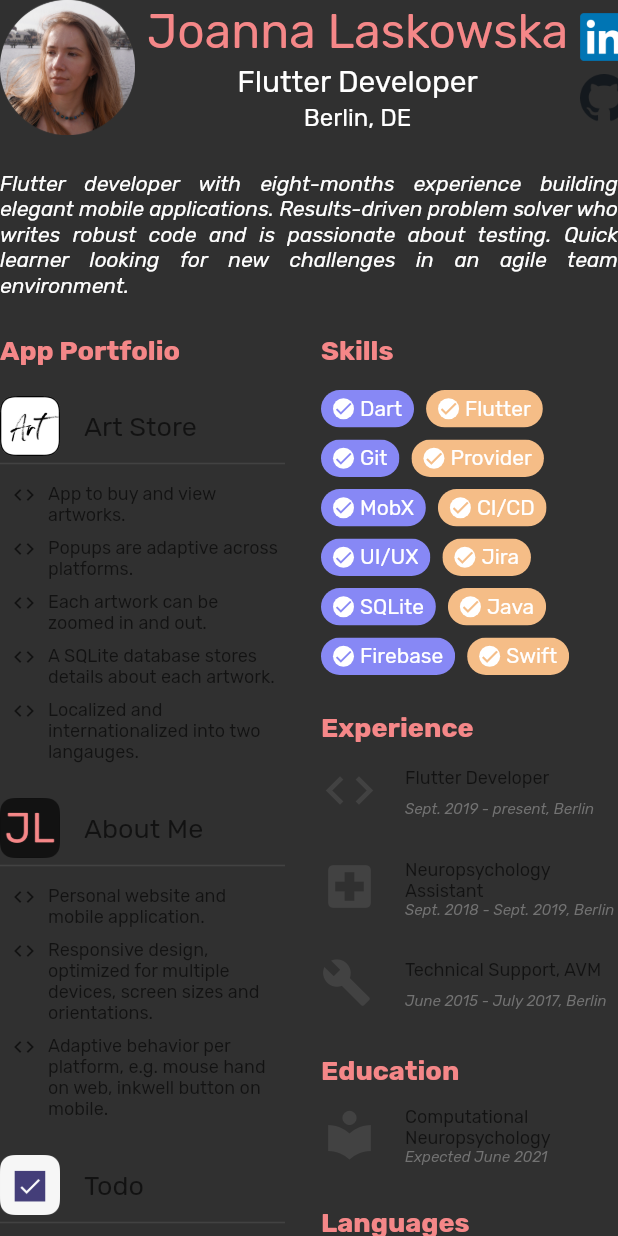
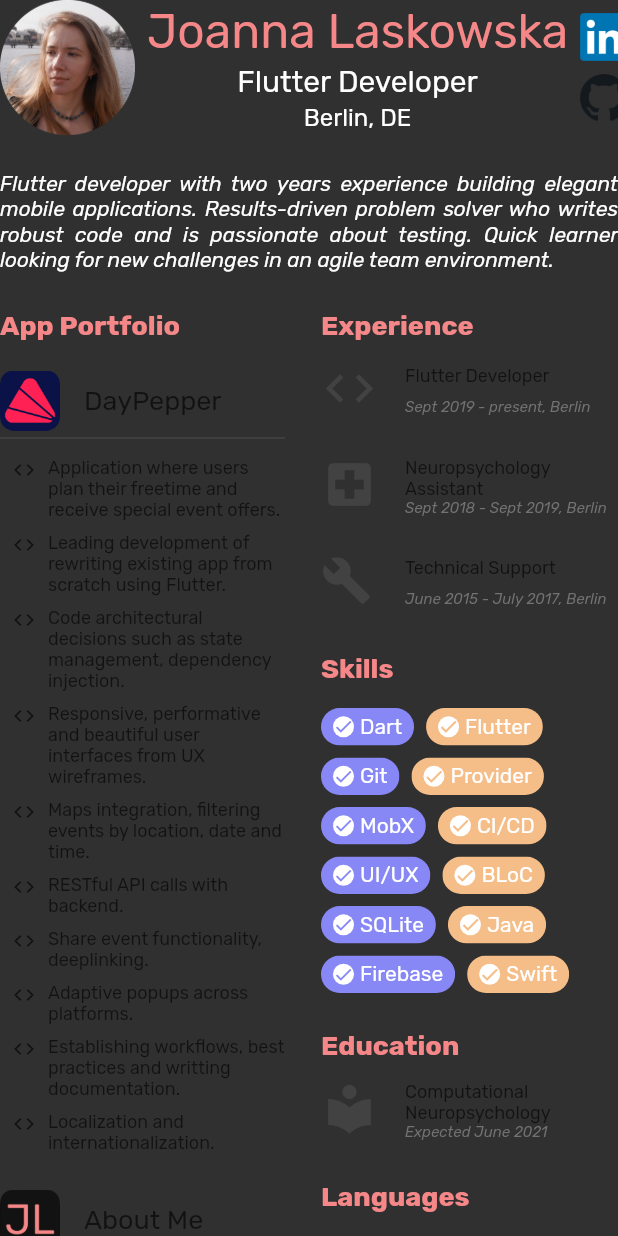
Before and after one commit to jlaskowska/about_me, a Flutter app: the _LandscapeContent widget shown alone on an empty page, opened directly, on a phone screen of 412 x 824 dp. Run offline on Flutter 3.47's test engine with Material 2 defaults, Android fonts, the phone set to English and light mode, and no system bars; missing offline and left inert: universal_html.

Commit message:
Feature/updated work experience (#13)
Updated resume.

```diff
--- a/lib/config/resume_settings.dart
+++ b/lib/config/resume_settings.dart
@@ -1,8 +1,10 @@
+import 'package:about_me/models/portfolio_experience_model.dart';
 import 'package:about_me/models/project_data_model.dart';
+import 'package:flutter/material.dart';
 
 class ResumeSettings {
   static const summary =
-      'Flutter developer with eight-months experience building elegant mobile applications. Results-driven problem solver who writes robust code and is passionate about testing. Quick learner looking for new challenges in an agile team environment.';
+      'Flutter developer with two years experience building elegant mobile applications. Results-driven problem solver who writes robust code and is passionate about testing. Quick learner looking for new challenges in an agile team environment.';
 
   static const skills = const [
     'Dart',
@@ -12,8 +14,7 @@
     'MobX',
     'CI/CD',
     'UI/UX',
-    'Jira',
-    // 'Xcode',
+    'BLoC',
     'SQLite',
     'Java',
     'Firebase',
@@ -22,16 +23,32 @@
 
   static const List<ProjectDataModel> projects = const [
     ProjectDataModel(
-      projectTitle: 'Art Store',
+      projectTitle: 'DayPepper',
       bulletPoints: [
-        'App to buy and view artworks.',
-        'Popups are adaptive across platforms.',
-        'Each artwork can be zoomed in and out.',
-        'A SQLite database stores details about each artwork.',
-        'Localized and internationalized into two langauges.',
+        'Application where users plan their freetime and receive special event offers.',
+        'Leading development of rewriting existing app from scratch using Flutter.',
+        'Code architectural decisions such as state management, dependency injection.',
+        'Responsive, performative and beautiful user interfaces from UX wireframes.',
+        'Maps integration, filtering events by location, date and time.',
+        'RESTful API calls with backend.',
+        'Share event functionality, deeplinking.',
+        'Adaptive popups across platforms.',
+        'Establishing workflows, best practices and writting documentation.',
+        'Localization and internationalization.',
       ],
-      assetPath: 'assets/images/common/artstore_app_icon_border.png',
+      assetPath: 'assets/images/common/daypepper_app_icon.png',
     ),
+    // ProjectDataModel(
+    //   projectTitle: 'Art Store',
+    //   bulletPoints: [
+    //     'App to buy and view artworks.',
+    //     'Popups are adaptive across platforms.',
+    //     'Each artwork can be zoomed in and out.',
+    //     'A SQLite database stores details about each artwork.',
+    //     // 'Localized and internationalized into two langauges.',
+    //   ],
+    //   assetPath: 'assets/images/common/artstore_app_icon_border.png',
+    // ),
     ProjectDataModel(
       projectTitle: 'About Me',
       bulletPoints: [
@@ -41,17 +58,17 @@
       ],
       assetPath: 'assets/images/common/aboutme_app_icon.png',
     ),
-    ProjectDataModel(
-      projectTitle: 'Todo',
-      bulletPoints: [
-        'App to organize and keep track of tasks.',
-        'Persists data to device using Hive.',
-        'Supports both light and dark modes.',
-        // 'Localized into three languages.',
-        'Displays animated chart of completed tasks.',
-      ],
-      assetPath: 'assets/images/common/todo_app_icon.png',
-    ),
+    // ProjectDataModel(
+    //   projectTitle: 'Todo',
+    //   bulletPoints: [
+    //     'App to organize and keep track of tasks.',
+    //     'Persists data to device using Hive.',
+    //     'Supports both light and dark modes.',
+    //     // 'Localized into three languages.',
+    //     'Displays animated chart of completed tasks.',
+    //   ],
+    //   assetPath: 'assets/images/common/todo_app_icon.png',
+    // ),
     // ProjectDataModel(
     //   projectTitle: 'Signup',
     //   bulletPoints: [
@@ -64,5 +81,24 @@
     // )
   ];
 
-  static const footnote = 'By reading this ré­su­mé you are interacting with Flutter code!';
+  static const List<PortfolioExperienceModel> jobs = const [
+    PortfolioExperienceModel(
+      icon: Icons.code,
+      title: 'Flutter Developer',
+      subtitle: 'Sept 2019 - present, Berlin',
+    ),
+    PortfolioExperienceModel(
+      icon: Icons.local_hospital,
+      title: 'Neuropsychology Assistant',
+      subtitle: 'Sept 2018 - Sept 2019, Berlin',
+    ),
+    PortfolioExperienceModel(
+      icon: Icons.build,
+      iconSize: 34,
+      title: 'Technical Support',
+      subtitle: 'June 2015 - July 2017, Berlin',
+    ),
+  ];
+
+  static const footnote = 'Made with Flutter';
 }
--- a/lib/widgets/resume_page/resume_page_content.dart
+++ b/lib/widgets/resume_page/resume_page_content.dart
@@ -86,10 +86,10 @@
               child: Column(
                 crossAxisAlignment: CrossAxisAlignment.start,
                 children: <Widget>[
+                  Experience(),
+                  const SizedBox(height: 16),
                   Skills(),
                   const SizedBox(height: 24),
-                  Experience(),
-                  const SizedBox(height: 16),
                   Education(),
                   const SizedBox(height: 16),
                   Languages(),
--- a/lib/widgets/resume_page/sections/experience.dart
+++ b/lib/widgets/resume_page/sections/experience.dart
@@ -1,3 +1,4 @@
+import 'package:about_me/config/resume_settings.dart';
 import 'package:flutter/material.dart';
 import 'package:about_me/widgets/resume_page/sections/common/content_tile.dart';
 import 'package:about_me/widgets/resume_page/sections/common/headline.dart';
@@ -16,22 +17,13 @@
           Column(
             crossAxisAlignment: CrossAxisAlignment.start,
             children: <Widget>[
-              ContentTile(
-                icon: Icons.code,
-                title: 'Flutter Developer',
-                subtitle: 'Sept. 2019 - present, Berlin',
-              ),
-              ContentTile(
-                icon: Icons.local_hospital,
-                title: 'Neuropsychology Assistant',
-                subtitle: 'Sept. 2018 - Sept. 2019, Berlin',
-              ),
-              ContentTile(
-                icon: Icons.build,
-                iconSize: 34,
-                title: 'Technical Support, AVM',
-                subtitle: 'June 2015 - July 2017, Berlin',
-              ),
+              for (final job in ResumeSettings.jobs)
+                ContentTile(
+                  icon: job.icon,
+                  iconSize: job.iconSize,
+                  title: job.title,
+                  subtitle: job.subtitle,
+                ),
             ],
           )
         ],
```
Also changed, not shown: lib/models/portfolio_experience_model.dart (added, +16 -0 lines), assets/images/common/daypepper_app_icon.png (added), pubspec.lock, 6 other files.
